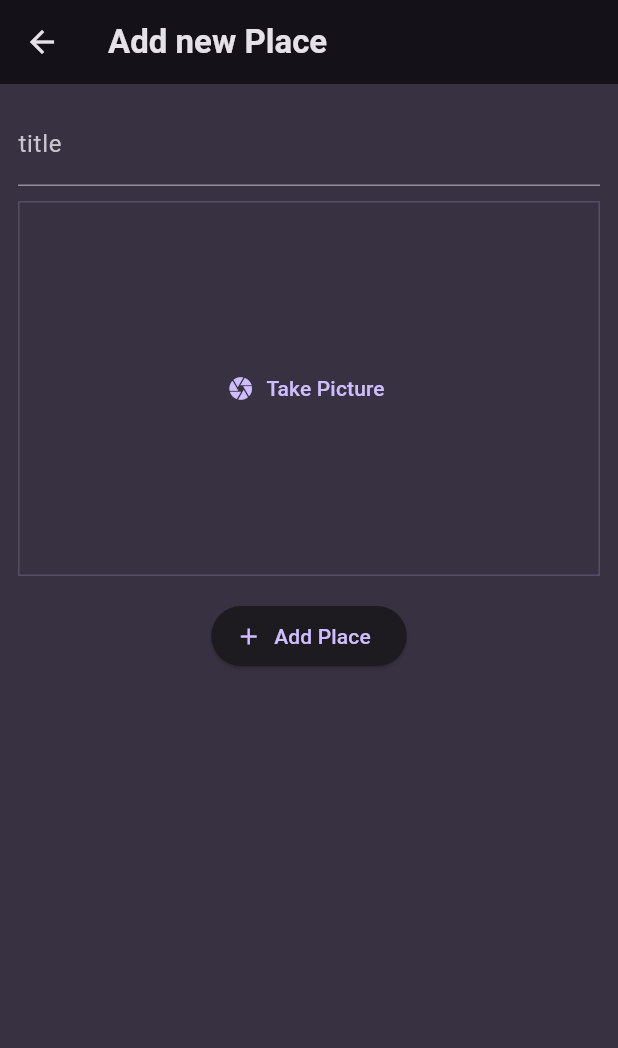
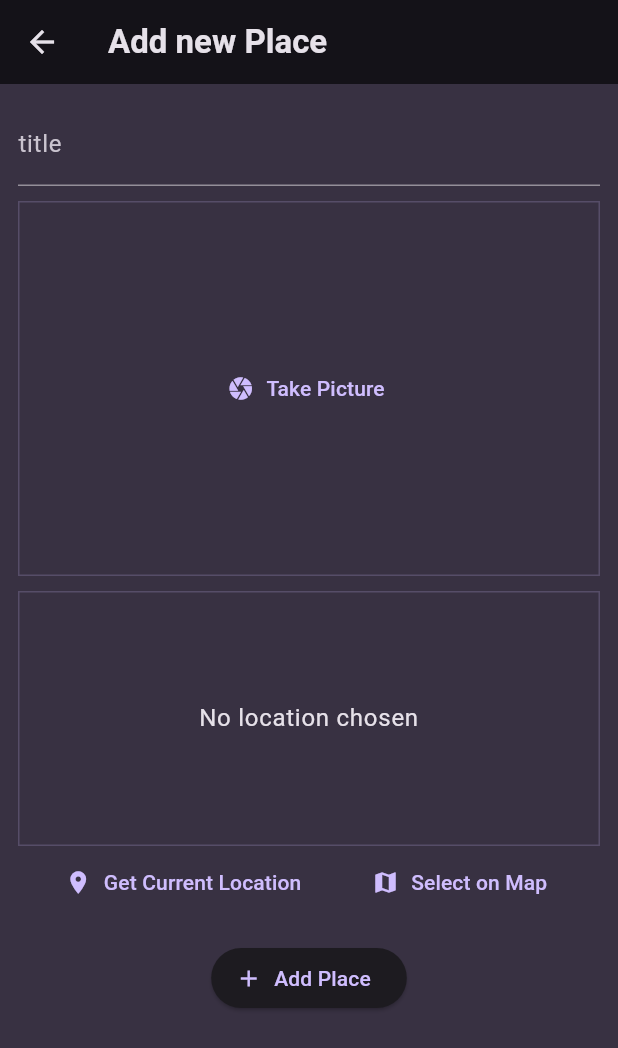
Before and after one commit to karkau123/favorite_places_App, a Flutter app: the AddPlaceScreen screen opened directly, on a phone screen of 412 x 824 dp. Shown: the top 1048 px of the screen. Run offline on Flutter 3.47's test engine with Material 3 defaults, Android fonts, the phone set to English and light mode, and no system bars; our stand-ins replace flutter_riverpod, google_fonts, image_picker.

Commit message:
location input Added

```diff
--- a/lib/screens/add_place.dart
+++ b/lib/screens/add_place.dart
@@ -1,5 +1,6 @@
 import 'package:favorite_places/providers/user_places.dart';
 import 'package:favorite_places/widgets/image_input.dart';
+import 'package:favorite_places/widgets/location_input.dart';
 import 'package:flutter/material.dart';
 import 'package:flutter_riverpod/flutter_riverpod.dart';
 import 'dart:io';
@@ -50,11 +51,17 @@ class _AddPlaceScreenState extends ConsumerState<AddPlaceScreen> {
             const SizedBox(
               height: 10,
             ),
+
             Imageinput(
               onPickImage: (image) {
                 _selectedimage = image;
               },
             ),
+                 const SizedBox(
+              height: 10,
+            ),
+            LocationInput(),
+
             const SizedBox(
               height: 16,
             ),
--- a/lib/screens/place_details.dart
+++ b/lib/screens/place_details.dart
@@ -12,8 +12,16 @@ class PlaceDetailScreen extends StatelessWidget {
       appBar: AppBar(
         title: Text(place.title),
       ),
-      body: Center(child: Text(place.title,style: Theme.of(context).textTheme.bodyLarge!.copyWith
-        (color: Theme.of(context).colorScheme.onBackground)),)
+      body: Stack(
+        children: [
+          Image.file(
+            place.image,
+            fit: BoxFit.cover,
+            width: double.infinity,
+            height: double.infinity,
+          )
+        ],
+      ),
     );
   }
 }
--- /dev/null
+++ b/lib/widgets/location_input.dart
@@ -0,0 +1,45 @@
+import 'package:flutter/material.dart';
+
+class LocationInput extends StatefulWidget {
+  const LocationInput({super.key});
+
+  @override
+  State<LocationInput> createState() => _LocationInputState();
+}
+
+class _LocationInputState extends State<LocationInput> {
+  @override
+  Widget build(BuildContext context) {
+    return Column(
+      children: [
+        Container(
+          alignment: Alignment.center,
+          height: 170,
+          width: double.infinity,
+           decoration: BoxDecoration(
+          border: Border.all(
+        width: 1,
+        color: Theme.of(context).colorScheme.primary.withOpacity(0.2),
+      )),
+      child: Text('No location chosen',
+      textAlign: TextAlign.center,
+       style: Theme.of(context).textTheme.bodyLarge!.copyWith(
+        color: Theme.of(context).colorScheme.onBackground,
+       ),
+      ),
+        ),
+        Row(
+          mainAxisAlignment: MainAxisAlignment.spaceEvenly,
+          children: [
+             TextButton.icon(onPressed:(){},
+              icon: const Icon(Icons.location_on),
+              label: const Text('Get Current Location')),
+               TextButton.icon(onPressed:(){},
+              icon: const Icon(Icons.map),
+              label: const Text('Select on Map'))
+          ],
+        )
+      ],
+    );
+  }
+}
--- a/pubspec.yaml
+++ b/pubspec.yaml
@@ -39,6 +39,7 @@ dependencies:
   uuid: ^4.2.2
   flutter_riverpod: ^2.4.9
   image_picker: ^1.0.5
+  location: ^5.0.3
 
 dev_dependencies:
   flutter_test:
```
Also changed, not shown: pubspec.lock, 1 other file.
